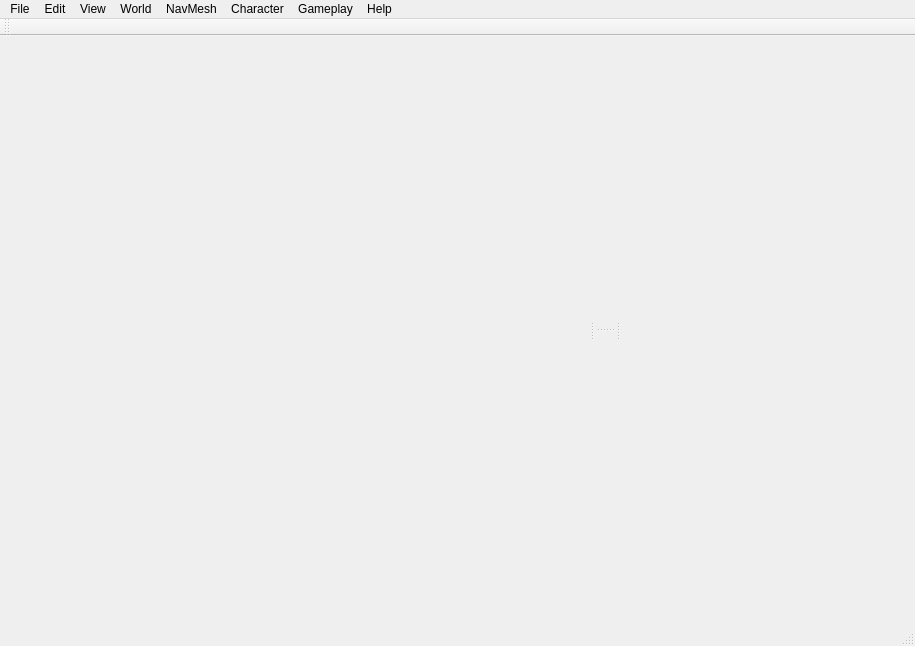
Open-CK/OpenCK, file OpenCK/ui/mainwindow.ui: the form before one commit.
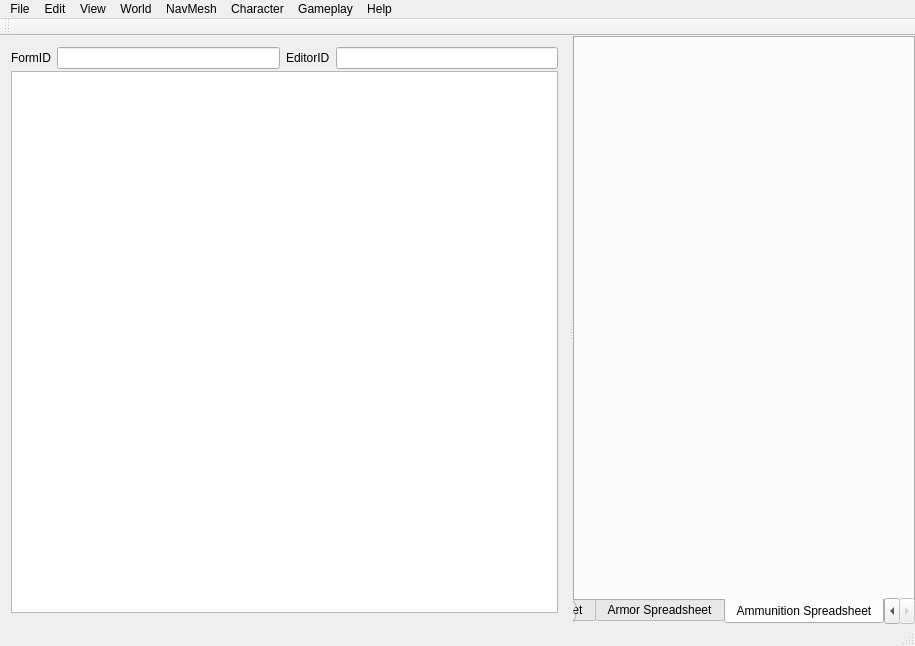
The form after the commit. Icons and pictures are not drawn.

Commit message: Added database layout which the UI now defaults to.

What changed in the file:
```diff
--- a/OpenCK/ui/mainwindow.ui
+++ b/OpenCK/ui/mainwindow.ui
@@ -18,6 +18,129 @@
     <normaloff>:/openck128x128.png</normaloff>:/openck128x128.png</iconset>
   </property>
   <widget class="QWidget" name="centralWidget">
+   <layout class="QVBoxLayout" name="verticalLayout_2">
+    <property name="spacing">
+     <number>0</number>
+    </property>
+    <property name="leftMargin">
+     <number>0</number>
+    </property>
+    <property name="topMargin">
+     <number>0</number>
+    </property>
+    <property name="rightMargin">
+     <number>0</number>
+    </property>
+    <property name="bottomMargin">
+     <number>0</number>
+    </property>
+    <item>
+     <widget class="QStackedWidget" name="stackedWidget">
+      <property name="currentIndex">
+       <number>0</number>
+      </property>
+      <widget class="QWidget" name="pageDatabaseView">
+       <layout class="QVBoxLayout" name="verticalLayout_3">
+        <property name="spacing">
+         <number>0</number>
+        </property>
+        <property name="leftMargin">
+         <number>0</number>
+        </property>
+        <property name="topMargin">
+         <number>0</number>
+        </property>
+        <property name="rightMargin">
+         <number>0</number>
+        </property>
+        <property name="bottomMargin">
+         <number>0</number>
+        </property>
+        <item>
+         <widget class="QSplitter" name="splitterDatabase">
+          <property name="orientation">
+           <enum>Qt::Horizontal</enum>
+          </property>
+          <widget class="QWidget" name="verticalLayoutWidget_4">
+           <layout class="QVBoxLayout" name="verticalLayoutDatabaseLeftSidebar">
+            <property name="spacing">
+             <number>2</number>
+            </property>
+            <item>
+             <layout class="QHBoxLayout" name="horizontalLayout">
+              <item>
+               <widget class="QLabel" name="labelFormID">
+                <property name="text">
+                 <string>FormID</string>
+                </property>
+               </widget>
+              </item>
+              <item>
+               <widget class="QLineEdit" name="lineEditFormID"/>
+              </item>
+              <item>
+               <widget class="QLabel" name="labelEditorID">
+                <property name="text">
+                 <string>EditorID</string>
+                </property>
+               </widget>
+              </item>
+              <item>
+               <widget class="QLineEdit" name="lineEditEditorID"/>
+              </item>
+             </layout>
+            </item>
+            <item>
+             <widget class="QTreeView" name="treeViewDatabase"/>
+            </item>
+           </layout>
+          </widget>
+          <widget class="QTabWidget" name="tabWidgetDatabase">
+           <property name="tabPosition">
+            <enum>QTabWidget::South</enum>
+           </property>
+           <property name="tabShape">
+            <enum>QTabWidget::Rounded</enum>
+           </property>
+           <property name="currentIndex">
+            <number>5</number>
+           </property>
+           <widget class="QWidget" name="tabDatabaseView">
+            <attribute name="title">
+             <string>View</string>
+            </attribute>
+           </widget>
+           <widget class="QWidget" name="tabDatabaseMessages">
+            <attribute name="title">
+             <string>Messages</string>
+            </attribute>
+           </widget>
+           <widget class="QWidget" name="tabDatabaseInformation">
+            <attribute name="title">
+             <string>Information</string>
+            </attribute>
+           </widget>
+           <widget class="QWidget" name="tabDatabseWeaponSpreadsheet">
+            <attribute name="title">
+             <string>Weapon Spreadsheet</string>
+            </attribute>
+           </widget>
+           <widget class="QWidget" name="tabDatabaseArmorSpreadsheet">
+            <attribute name="title">
+             <string>Armor Spreadsheet</string>
+            </attribute>
+           </widget>
+           <widget class="QWidget" name="tabDatabaseAmmunitionSpreadsheet">
+            <attribute name="title">
+             <string>Ammunition Spreadsheet</string>
+            </attribute>
+           </widget>
+          </widget>
+         </widget>
+        </item>
+       </layout>
+      </widget>
+      <widget class="QWidget" name="pageLandscapingView">
    <layout class="QVBoxLayout" name="verticalLayout">
     <property name="spacing">
      <number>0</number>
@@ -35,26 +158,26 @@
      <number>0</number>
     </property>
     <item>
-     <widget class="QSplitter" name="splitterSidebars">
+         <widget class="QSplitter" name="splitterLandscaping">
       <property name="orientation">
        <enum>Qt::Horizontal</enum>
       </property>
       <widget class="QWidget" name="verticalLayoutWidget">
-       <layout class="QVBoxLayout" name="verticalLayoutLeftSidebar">
+           <layout class="QVBoxLayout" name="verticalLayoutLandscapingLeftSidebar">
         <property name="sizeConstraint">
          <enum>QLayout::SetMaximumSize</enum>
         </property>
        </layout>
       </widget>
-      <widget class="QSplitter" name="splitterCellView">
+          <widget class="QSplitter" name="splitterLandscapingCellView">
        <property name="orientation">
         <enum>Qt::Vertical</enum>
        </property>
        <widget class="QWidget" name="verticalLayoutWidget_2">
-        <layout class="QVBoxLayout" name="verticalLayoutRender"/>
+            <layout class="QVBoxLayout" name="verticalLayoutLandscapingRender"/>
        </widget>
        <widget class="QWidget" name="horizontalLayoutWidget">
-        <layout class="QHBoxLayout" name="horizontalLayoutBottom">
+            <layout class="QHBoxLayout" name="horizontalLayoutLandscapingBottom">
          <property name="sizeConstraint">
           <enum>QLayout::SetMaximumSize</enum>
          </property>
@@ -62,10 +185,14 @@
        </widget>
       </widget>
       <widget class="QWidget" name="verticalLayoutWidget_3">
-       <layout class="QVBoxLayout" name="verticalLayoutRightSidebar">
+           <layout class="QVBoxLayout" name="verticalLayoutLandscapingRightSidebar">
         <property name="leftMargin">
          <number>0</number>
         </property>
+           </layout>
+          </widget>
+         </widget>
+        </item>
        </layout>
       </widget>
      </widget>
```
Lines whose indentation alone changed are shown as unchanged. The commit also changes 1 other file.
